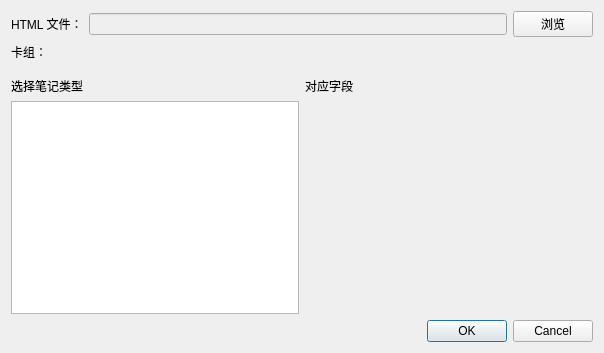
Before: the Qt Designer form dialog.ui in tansongchen/AnkiEvernoteImporter, drawn with Qt 5.
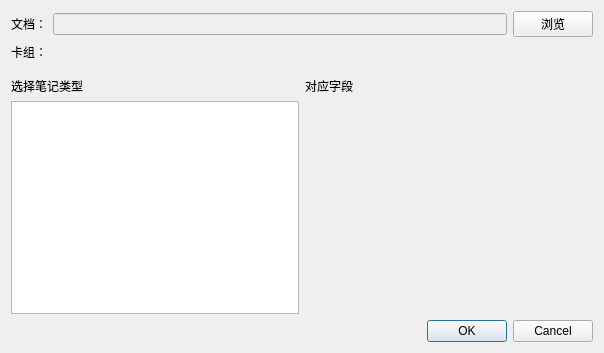
After: the same form once the commit is applied.

```diff
--- a/dialog.ui
+++ b/dialog.ui
@@ -19,7 +19,7 @@
      <item>
       <widget class="QLabel" name="label_3">
        <property name="text">
-        <string>HTML 文件：</string>
+        <string>文档：</string>
        </property>
       </widget>
      </item>
```
Left out of the diff: 2 changed lines with no effect on the pictures.
